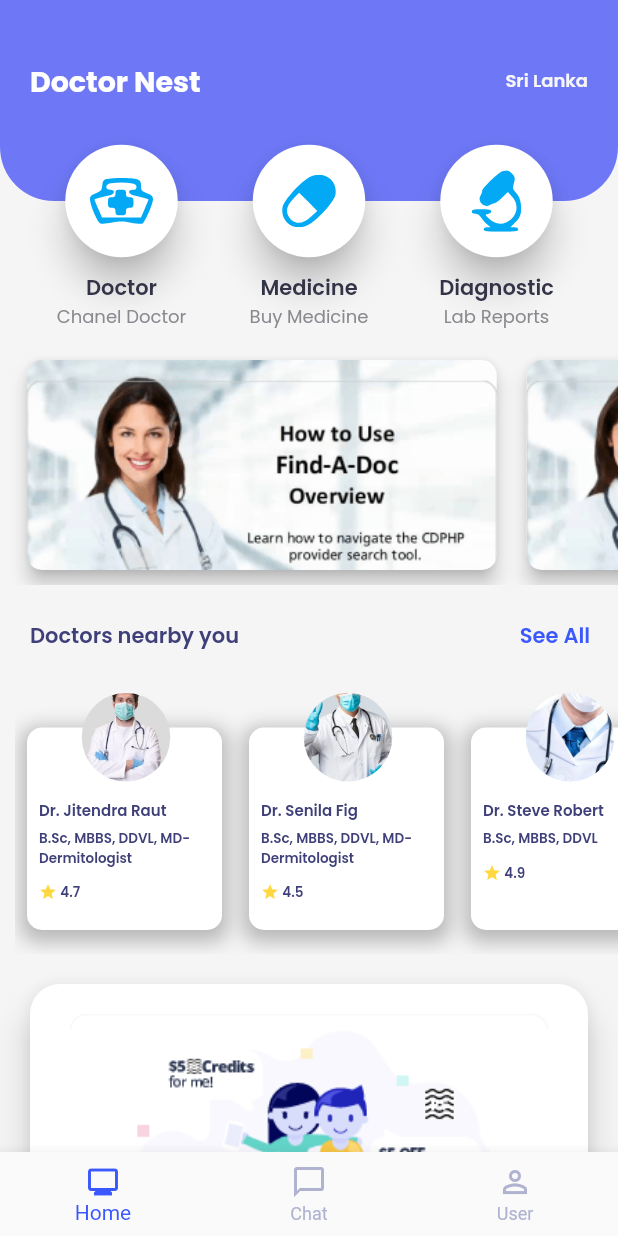
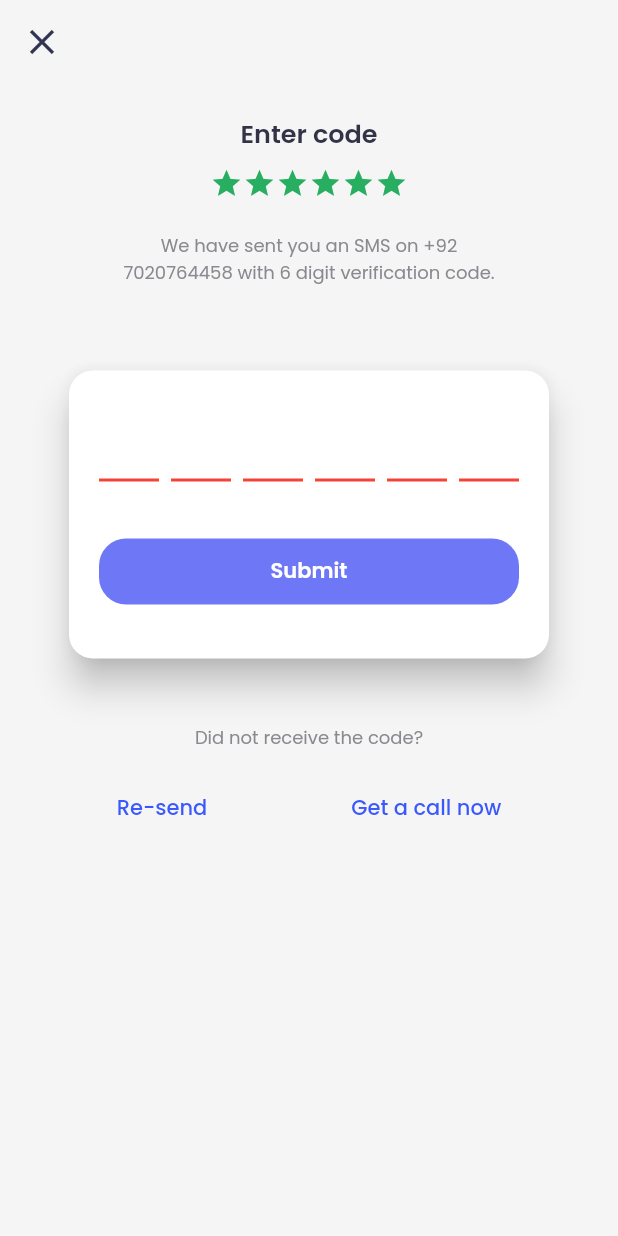
Before and after one commit to manuka99/health-care-app, a Flutter app: the RegisterMobile screen opened by its route, after a tap on "Submit", on a phone screen of 412 x 824 dp. Run offline on Flutter 3.47's test engine with Material 2 defaults, Android fonts, the phone set to English and light mode, and no system bars; drawn by our look-alikes of pin_code_fields; our stand-ins replace flutter_svg, intro_slider.

Commit message:
mobile otp and itro updated

```diff
--- a/lib/common/custom_colors.dart
+++ b/lib/common/custom_colors.dart
@@ -18,6 +18,7 @@ class CustomColors{
   static const iconSelected = Color(0xFF3A58FC);
   static const icon2 = Color(0xFFABC5EA);
   static const stoke = Color(0xFFE5D6FF);
+  static const starGreen = Color(0xFF27AE60);
 
 //  shadow
   static const shadowColor = Color.fromRGBO(0, 0, 0, 0.25);
--- a/lib/main.dart
+++ b/lib/main.dart
@@ -3,6 +3,7 @@ import 'package:doctor_nest/pages/dashboard/main.dart';
 import 'package:doctor_nest/pages/intro/main.dart';
 import 'package:doctor_nest/pages/register/main.dart';
 import 'package:doctor_nest/pages/register/mobile/main.dart';
+import 'package:doctor_nest/pages/register/mobile/otp/main.dart';
 import 'package:flutter/material.dart';
 
 void main() {
@@ -18,7 +19,8 @@ class DoctorNest extends StatelessWidget {
         "/": (context) => HomeDashBoard(),
         "/intro": (context) => IntroScreen(),
         "/register": (context) => RegisterHome(),
-        "/register/mobile": (context) => RegisterMobile()
+        "/register/mobile": (context) => RegisterMobile(),
+        "/register/mobile/otp": (context) => MobileOtp()
       },
       debugShowCheckedModeBanner: false,
       theme: ThemeData(
--- a/lib/pages/account/section1.dart
+++ b/lib/pages/account/section1.dart
@@ -3,11 +3,9 @@ import 'package:flutter/cupertino.dart';
 import 'package:flutter/material.dart';
 
 class ProfileSection1 extends StatelessWidget {
-
-  String name = "Jitendra Raut";
-  String phone = "+91 97306270877";
+  String name = "Manuka Yasas";
+  String phone = "+92 0721146092";
   double profileState = 0.62;
-
 
   @override
   Widget build(BuildContext context) {
@@ -73,7 +71,8 @@ class ProfileSection1 extends StatelessWidget {
               SizedBox(height: 12),
               OutlinedButton(
                 style: ButtonStyle(
-                  side: MaterialStateProperty.resolveWith((states) => BorderSide(color: Colors.white)),
+                  side: MaterialStateProperty.resolveWith(
+                      (states) => BorderSide(color: Colors.white)),
                   backgroundColor: MaterialStateProperty.resolveWith<Color>(
                       (states) => (states.contains(MaterialState.pressed))
                           ? Colors.black12
@@ -95,13 +94,21 @@ class ProfileSection1 extends StatelessWidget {
             ],
           ),
           Positioned(
-            top: 20,
-            left: 0,
-            right: 0,
-            child: CircleAvatar(
-                backgroundImage: AssetImage("assets/images/user.png"),
-                radius: 40),
-          ),
+              top: 20,
+              left: 0,
+              right: 0,
+              child: CircleAvatar(
+                radius: 40,
+                child: ClipOval(
+                  child: Image.asset(
+                    "assets/images/user-avatar2.png",
+                    height: 80,
+                    width: 80,
+                    fit: BoxFit.cover,
+
+                  ),
+                ),
+              )),
         ],
       ),
     );
--- a/lib/pages/intro/main.dart
+++ b/lib/pages/intro/main.dart
@@ -79,13 +79,33 @@ class _IntroScreenState extends State<IntroScreen> {
                     fontFamily: "Poppins",
                     fontWeight: FontWeight.w200,
                     color: CustomColors.blackDark1TextColor)),
+            SizedBox(
+              height: 40,
+            ),
+            OutlinedButton(
+                onPressed: () {
+                  onDonePress();
+                },
+                child: Text("Get Started"),
+                style: OutlinedButton.styleFrom(
+                  textStyle: TextStyle(
+                      fontSize: 12,
+                      fontFamily: "Poppins",
+                      fontWeight: FontWeight.w600,
+                      color: CustomColors.blueTextColor),
+                  minimumSize: Size(200, 40),
+                  shape: RoundedRectangleBorder(
+                    borderRadius: BorderRadius.circular(14.0),
+                  ),
+                  side: BorderSide(width: 1, color: CustomColors.blueTextColor),
+                ))
           ],
         )));
   }
 
   void onDonePress() {
     // Do what you want
-    Navigator.pushNamedAndRemoveUntil(context, "/register", (r)=>false);
+    Navigator.pushNamedAndRemoveUntil(context, "/register", (r) => false);
   }
 
   @override
@@ -96,19 +116,6 @@ class _IntroScreenState extends State<IntroScreen> {
         showNextBtn: false,
         onDonePress: this.onDonePress,
         showSkipBtn: false,
-        showDoneBtn: true,
-        renderDoneBtn: Text("Get started"),
-        doneButtonStyle: OutlinedButton.styleFrom(
-          textStyle: TextStyle(
-              fontSize: 12,
-              fontFamily: "Poppins",
-              fontWeight: FontWeight.w600,
-              color: CustomColors.blueTextColor),
-          minimumSize: Size(200, 40),
-          shape: RoundedRectangleBorder(
-            borderRadius: BorderRadius.circular(14.0),
-          ),
-          side: BorderSide(width: 1, color: CustomColors.blueTextColor),
-        ));
+        showDoneBtn: false);
   }
 }
--- a/lib/pages/register/mobile/main.dart
+++ b/lib/pages/register/mobile/main.dart
@@ -86,7 +86,7 @@ class RegisterMobile extends StatelessWidget {
                       TextButton(
                         onPressed: () {
                           Navigator.pushNamedAndRemoveUntil(
-                              context, "/", (r) => false);
+                              context, "/register/mobile/otp", (r) => false);
                         },
                         child: Text(
                           "Submit",
@@ -101,6 +101,9 @@ class RegisterMobile extends StatelessWidget {
                                   RoundedRectangleBorder>(
                               (states) => RoundedRectangleBorder(
                                   borderRadius: BorderRadius.circular(18))),
+                          minimumSize: MaterialStateProperty.resolveWith<
+                              Size>(
+                                (states) => Size(52, 44)),
                           backgroundColor:
                               MaterialStateProperty.resolveWith<Color>(
                                   (states) {
--- /dev/null
+++ b/lib/pages/register/mobile/otp/main.dart
@@ -0,0 +1,217 @@
+import 'package:doctor_nest/common/custom_colors.dart';
+import 'package:flutter/cupertino.dart';
+import 'package:flutter/material.dart';
+import 'package:flutter/services.dart';
+import 'package:pin_code_fields/pin_code_fields.dart';
+
+class MobileOtp extends StatelessWidget {
+  @override
+  Widget build(BuildContext context) {
+    return Scaffold(
+      resizeToAvoidBottomInset: false,
+      appBar: AppBar(
+        backgroundColor: CustomColors.app_bg_scaffold,
+        elevation: 0,
+        leading: IconButton(
+            onPressed: () {
+              Navigator.pop(context);
+            },
+            icon: Icon(
+              Icons.close,
+              color: CustomColors.blackDark1TextColor,
+              size: 28,
+            )),
+      ),
+      body: Container(
+        padding: EdgeInsets.all(20.00),
+        child: Column(
+          children: [
+            Row(children: []),
+            Text("Enter code",
+                style: TextStyle(
+                  fontFamily: "Poppins",
+                  fontWeight: FontWeight.w600,
+                  fontSize: 17,
+                  color: CustomColors.blackLightTextColor,
+                )),
+            SizedBox(height: 10),
+            Wrap(
+              children: [
+                Icon(
+                  Icons.star,
+                  color: CustomColors.starGreen,
+                  size: 22,
+                ),
+                Icon(
+                  Icons.star,
+                  color: CustomColors.starGreen,
+                  size: 22,
+                ),
+                Icon(
+                  Icons.star,
+                  color: CustomColors.starGreen,
+                  size: 22,
+                ),
+                Icon(
+                  Icons.star,
+                  color: CustomColors.starGreen,
+                  size: 22,
+                ),
+                Icon(
+                  Icons.star,
+                  color: CustomColors.starGreen,
+                  size: 22,
+                ),
+                Icon(
+                  Icons.star,
+                  color: CustomColors.starGreen,
+                  size: 22,
+                ),
+              ],
+            ),
+            SizedBox(height: 22),
+            Container(
+              width: 260,
+              child: Text(
+                "We have sent you an SMS on +92 7020764458 with 6 digit verification code.",
+                style: TextStyle(
+                  fontFamily: "Poppins",
+                  fontSize: 12,
+                  color: CustomColors.blackLight2TextColor,
+                ),
+                textAlign: TextAlign.center,
+              ),
+            ),
+            SizedBox(height: 52),
+            Container(
+              height: 200,
+              width: 328,
+              child: Card(
+                color: Colors.white,
+                elevation: 10,
+                shape: RoundedRectangleBorder(
+                    borderRadius: BorderRadius.circular(16)),
+                child: Padding(
+                  padding: const EdgeInsets.all(20.0),
+                  child: Column(
+                    crossAxisAlignment: CrossAxisAlignment.stretch,
+                    mainAxisAlignment: MainAxisAlignment.center,
+                    children: [
+                      PinCodeTextField(
+                        appContext: context,
+                        length: 6,
+                        obscureText: false,
+                        keyboardType: TextInputType.number,
+                        textStyle:
+                            TextStyle(color: CustomColors.blackDark1TextColor),
+                        animationType: AnimationType.fade,
+                        pinTheme: PinTheme(
+                          shape: PinCodeFieldShape.underline,
+                          borderRadius: BorderRadius.circular(5),
+                          fieldHeight: 40,
+                          fieldWidth: 40,
+                          inactiveFillColor: Colors.transparent,
+                          selectedFillColor: Colors.transparent,
+                          activeFillColor: Colors.transparent,
+                        ),
+                        animationDuration: Duration(milliseconds: 300),
+                        backgroundColor: Colors.transparent,
+                        enableActiveFill: true,
+                        inputFormatters: [
+                          FilteringTextInputFormatter.digitsOnly
+                        ],
+                        // errorAnimationController: errorController,
+                        // controller: textEditingController,
+                        onCompleted: (v) {
+                          print("Completed");
+                        },
+                        onChanged: (value) {
+                          print(value);
+                        },
+                        beforeTextPaste: (text) {
+                          print("Allowing to paste $text");
+                          //if you return true then it will show the paste confirmation dialog. Otherwise if false, then nothing will happen.
+                          //but you can show anything you want here, like your pop up saying wrong paste format or etc
+                          return true;
+                        },
+                      ),
+                      SizedBox(height: 20),
+                      TextButton(
+                        onPressed: () {
+                          Navigator.pushNamedAndRemoveUntil(
+                              context, "/", (r) => false);
+                        },
+                        child: Text(
+                          "Submit",
+                          style: TextStyle(
+                              fontFamily: "Poppins",
+                              fontWeight: FontWeight.w600,
+                              color: Colors.white,
+                              fontSize: 14),
+                        ),
+                        style: ButtonStyle(
+                          shape: MaterialStateProperty.resolveWith<
+                                  RoundedRectangleBorder>(
+                              (states) => RoundedRectangleBorder(
+                                  borderRadius: BorderRadius.circular(18))),
+                          minimumSize: MaterialStateProperty.resolveWith<Size>(
+                              (states) => Size(52, 44)),
+                          backgroundColor:
+                              MaterialStateProperty.resolveWith<Color>(
+                                  (states) {
+                            if (states.contains(MaterialState.pressed))
+                              return CustomColors.blackLightTextColor;
+                            return CustomColors.app_primary;
+                          }),
+                        ),
+                      )
+                    ],
+                  ),
+                ),
+              ),
+            ),
+            SizedBox(height: 40),
+            Text(
+              "Did not receive the code?",
+              style: TextStyle(
+                fontFamily: "Poppins",
+                fontSize: 12,
+                color: CustomColors.blackLight2TextColor,
+              ),
+              textAlign: TextAlign.center,
+            ),
+            SizedBox(height: 14),
+            Row(
+              mainAxisAlignment: MainAxisAlignment.center,
+              children: [
+                TextButton(
+                    onPressed: () {},
+                    child: Text(
+                      "Re-send",
+                      style: TextStyle(
+                        fontFamily: "Poppins",
+                        fontSize: 14,
+                        color: CustomColors.iconSelected,
+                      ),
+                      textAlign: TextAlign.center,
+                    )),
+                SizedBox(width: 80),
+                TextButton(
+                    onPressed: () {},
+                    child: Text(
+                      "Get a call now",
+                      style: TextStyle(
+                        fontFamily: "Poppins",
+                        fontSize: 14,
+                        color: CustomColors.iconSelected,
+                      ),
+                      textAlign: TextAlign.center,
+                    ))
+              ],
+            )
+          ],
+        ),
+      ),
+    );
+  }
+}
--- a/pubspec.yaml
+++ b/pubspec.yaml
@@ -35,6 +35,7 @@ dev_dependencies:
   flutter_test:
     sdk: flutter
   intro_slider: ^3.0.2
+  pin_code_fields: ^7.2.0
 #  flutter_launcher_icons: "^0.8.1"
 
 
```
Also changed, not shown: assets/images/user-avatar.png (added), assets/images/user-avatar2.png (added), pubspec.lock.
